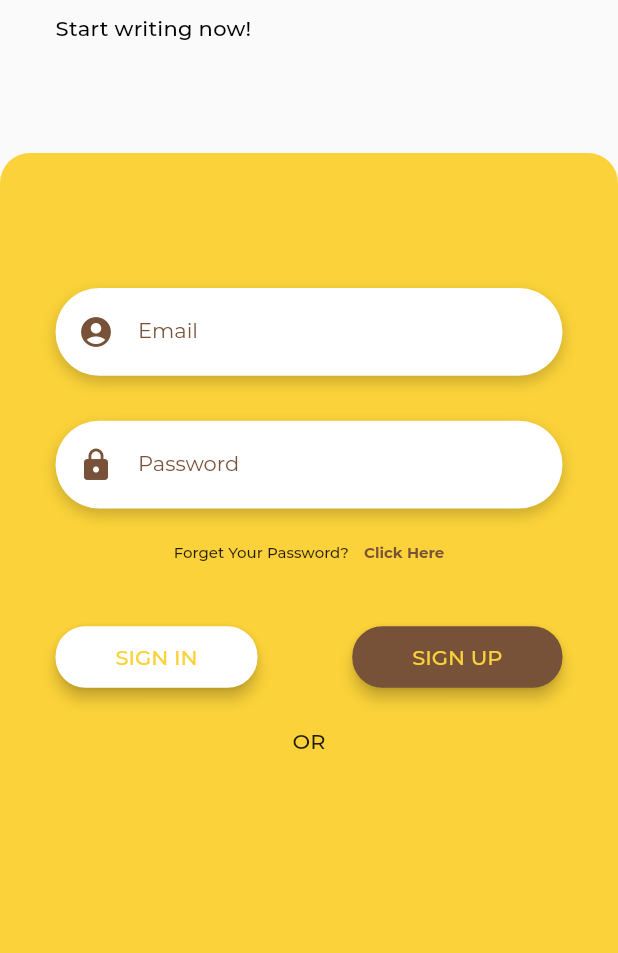
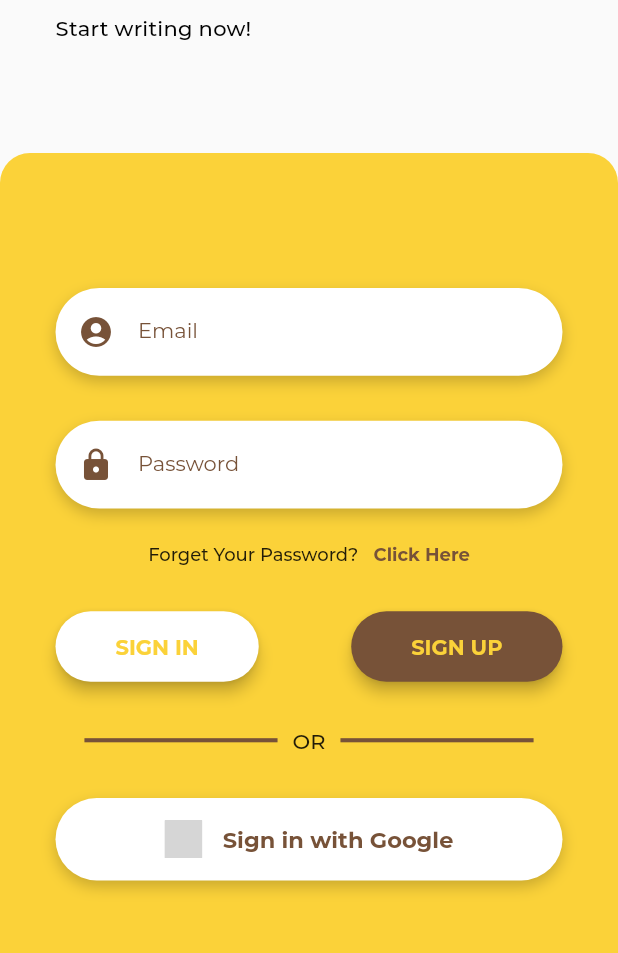
Before and after one commit to MartienJun/flutter_note_it, a Flutter app: the screen it shows after launch, on a phone screen of 412 x 824 dp, the part 156-1109 px from its top. Run offline on Flutter 3.47's test engine with Material 2 defaults, Android fonts, the light colour scheme and no system bars; our stand-ins replace flutter_svg, font_awesome_flutter; grey boxes are pictures that could not be loaded.

Commit message:
feat: complete the login interface
Add login with google button

```diff
--- a/note_it/lib/screens/login_screen.dart
+++ b/note_it/lib/screens/login_screen.dart
@@ -1,7 +1,9 @@
 import 'package:flutter/cupertino.dart';
 import 'package:flutter/material.dart';
+import 'package:flutter_svg/svg.dart';
 import 'package:note_it/constants.dart';
 import 'package:note_it/components/navigation.dart';
+import 'package:font_awesome_flutter/font_awesome_flutter.dart';
 
 class LoginScreen extends StatefulWidget {
   static const String id = 'login_screen';
@@ -49,7 +51,7 @@ class _LoginScreenState extends State<LoginScreen> {
       ),
     );
 
-//Password Input Field
+    //Password Input Field
     Widget PasswordField = Container(
       padding: EdgeInsets.symmetric(
         horizontal: 15,
@@ -89,13 +91,13 @@ class _LoginScreenState extends State<LoginScreen> {
     //Button Sign In
     Widget ButtonSignIn = RaisedButton(
       padding: EdgeInsets.symmetric(
-        vertical: 12,
+        vertical: 15,
         horizontal: 40,
       ),
       color: Colors.white,
       elevation: 4.0,
       shape: RoundedRectangleBorder(
-        borderRadius: BorderRadius.circular(20),
+        borderRadius: BorderRadius.circular(30),
       ),
       splashColor: primaryColor.withOpacity(0.15),
       onPressed: () {
@@ -104,7 +106,7 @@ class _LoginScreenState extends State<LoginScreen> {
       child: Text(
         'SIGN IN',
         style: TextStyle(
-          fontWeight: FontWeight.w500,
+          fontWeight: FontWeight.w700,
           fontSize: 14,
           color: primaryColor,
         ),
@@ -114,20 +116,20 @@ class _LoginScreenState extends State<LoginScreen> {
     //Button Sign Up
     Widget ButtonSignUp = RaisedButton(
       padding: EdgeInsets.symmetric(
-        vertical: 12,
+        vertical: 15,
         horizontal: 40,
       ),
       color: secondaryColor,
       elevation: 4.0,
       shape: RoundedRectangleBorder(
-        borderRadius: BorderRadius.circular(20),
+        borderRadius: BorderRadius.circular(30),
       ),
       splashColor: primaryColor.withOpacity(0.15),
       onPressed: () {},
       child: Text(
         'SIGN UP',
         style: TextStyle(
-          fontWeight: FontWeight.w500,
+          fontWeight: FontWeight.w700,
           fontSize: 14,
           color: primaryColor,
         ),
@@ -145,7 +147,6 @@ class _LoginScreenState extends State<LoginScreen> {
               children: <Widget>[
                 Flexible(
                   flex: 1,
-                  fit: FlexFit.loose,
                   child: Container(
                     width: size.width,
                     padding: EdgeInsets.symmetric(horizontal: 37),
@@ -178,7 +179,6 @@ class _LoginScreenState extends State<LoginScreen> {
                 ),
                 Flexible(
                   flex: 3,
-                  fit: FlexFit.loose,
                   child: Container(
                     width: size.width,
                     padding: EdgeInsets.only(
@@ -206,7 +206,7 @@ class _LoginScreenState extends State<LoginScreen> {
                               'Forget Your Password?',
                               style: TextStyle(
                                 fontWeight: FontWeight.w500,
-                                fontSize: 10,
+                                fontSize: 12,
                               ),
                             ),
                             SizedBox(width: 10),
@@ -215,13 +215,13 @@ class _LoginScreenState extends State<LoginScreen> {
                               'Click Here',
                               style: TextStyle(
                                 fontWeight: FontWeight.w700,
-                                fontSize: 10,
+                                fontSize: 12,
                                 color: secondaryColor,
                               ),
                             ),
                           ],
                         ),
-                        SizedBox(height: 40),
+                        SizedBox(height: 30),
                         Row(
                           mainAxisAlignment: MainAxisAlignment.spaceBetween,
                           children: <Widget>[
@@ -229,19 +229,76 @@ class _LoginScreenState extends State<LoginScreen> {
                             ButtonSignUp,
                           ],
                         ),
-                        SizedBox(height: 23),
+                        SizedBox(height: 30),
                         Row(
                           mainAxisAlignment: MainAxisAlignment.center,
                           children: <Widget>[
+                            Container(
+                              margin: EdgeInsets.only(
+                                left: 10,
+                                right: 10,
+                              ),
+                              width: size.width / 3.2,
+                              height: size.height / 300,
+                              color: secondaryColor,
+                            ),
                             Text(
                               'OR',
                               style: TextStyle(
                                 fontWeight: FontWeight.w500,
                               ),
                             ),
+                            Container(
+                              margin: EdgeInsets.only(
+                                left: 10,
+                                right: 10,
+                              ),
+                              width: size.width / 3.2,
+                              height: size.height / 300,
+                              color: secondaryColor,
+                            ),
                           ],
                         ),
-                        //Google Button
+                        SizedBox(
+                          height: 30,
+                        ),
+                        InkWell(
+                          splashColor: Colors.white60,
+                          onTap: (){},
+                          child: Container(
+                            width: size.width,
+                            height: size.height / 15,
+                            decoration: BoxDecoration(
+                              borderRadius: BorderRadius.circular(50),
+                              color: Colors.white,
+                              boxShadow: [
+                                BoxShadow(
+                                  color: Colors.black.withOpacity(0.2),
+                                  offset: Offset(0.0, 4.0),
+                                  blurRadius: 8.0,
+                                ),
+                              ],
+                            ),
+                            child: Row(
+                              mainAxisAlignment: MainAxisAlignment.center,
+                              children: [
+                                SvgPicture.asset(
+                                  'assets/icons/google.svg',
+                                  width: 25,
+                                ),
+                                SizedBox(width: size.width / 30,),
+                                Text(
+                                  'Sign in with Google',
+                                  style: TextStyle(
+                                    fontWeight: FontWeight.w700,
+                                    fontSize: 15,
+                                    color: secondaryColor,
+                                  ),
+                                ),
+                              ],
+                            )
+                          ),
+                        ),
                       ],
                     ),
                   ),
--- a/note_it/pubspec.yaml
+++ b/note_it/pubspec.yaml
@@ -13,6 +13,7 @@ dependencies:
     sdk: flutter
   flutter_svg: ^0.19.0
   cupertino_icons: ^0.1.3
+  font_awesome_flutter: ^8.10.0
 
 dev_dependencies:
   flutter_test:
```
Also changed, not shown: note_it/assets/icons/google.svg (added), note_it/pubspec.lock.
